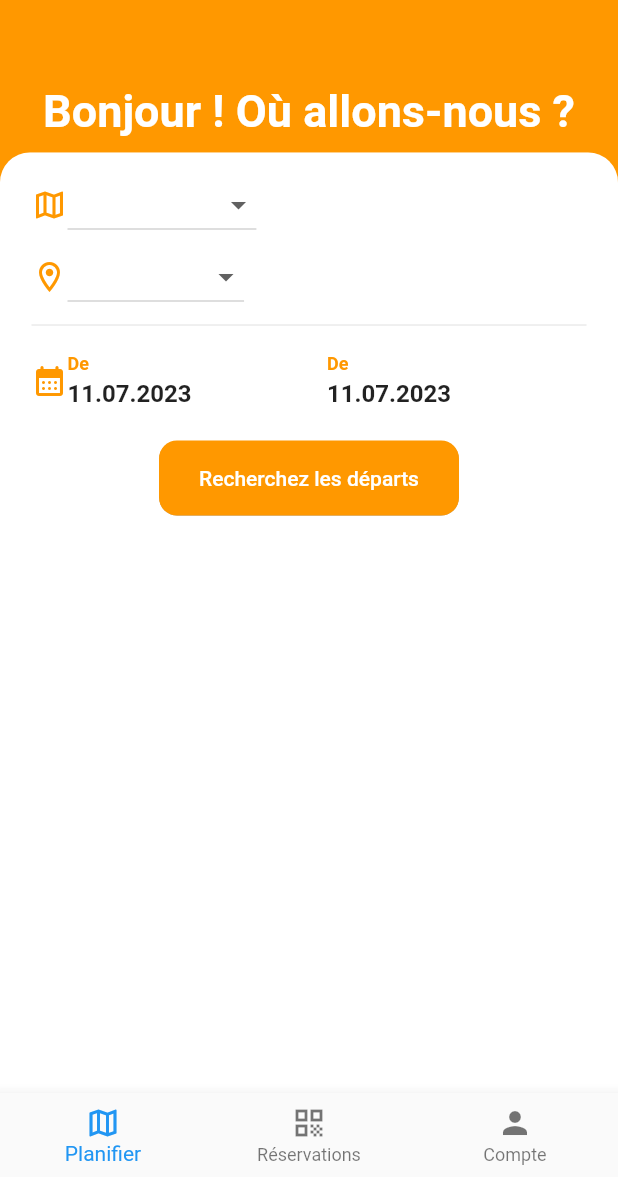
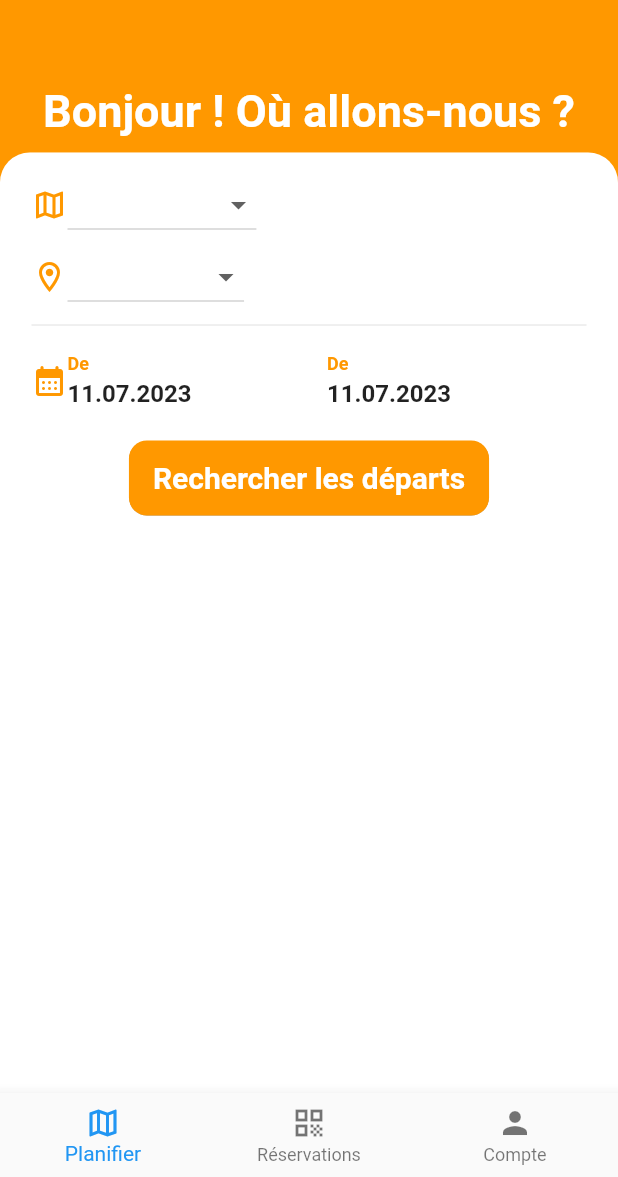
Before and after one commit to MinauThor/izi_travel, a Flutter app: the screen it shows after launch, on a phone screen of 412 x 824 dp, the part 59-1236 px from its top. Run offline on Flutter 3.47's test engine with Material 2 defaults, Android fonts, the phone set to English and light mode, and no system bars; our stand-ins replace cloud_firestore, firebase_auth, firebase_core, google_fonts; accounts and stored records are empty.

Commit message:
It's all

```diff
--- a/lib/main frames/home_screen.dart
+++ b/lib/main frames/home_screen.dart
@@ -205,7 +205,13 @@ class _HomeScreenState extends State<HomeScreen> {
                           elevation: MaterialStateProperty.all(0.1),
                           minimumSize: MaterialStateProperty.all(const Size(200,50))
                         ),
-                        child: const Text('Recherchez les départs'),
+                        child: const Text(
+                          'Rechercher les départs',
+                          style: TextStyle(
+                            fontSize: 20,
+                            fontWeight: FontWeight.bold
+                          ),
+                        )
                       )
                     ],
                   ),
```
